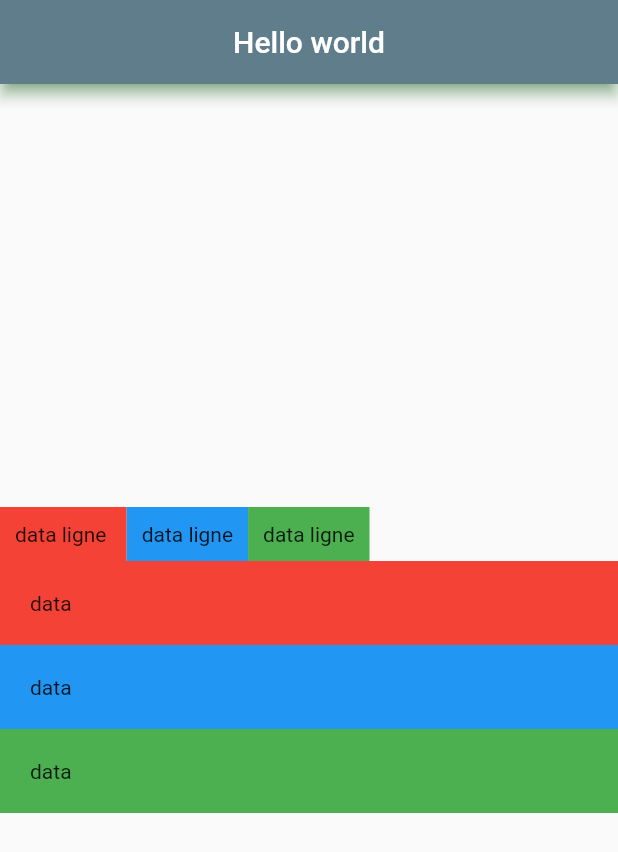
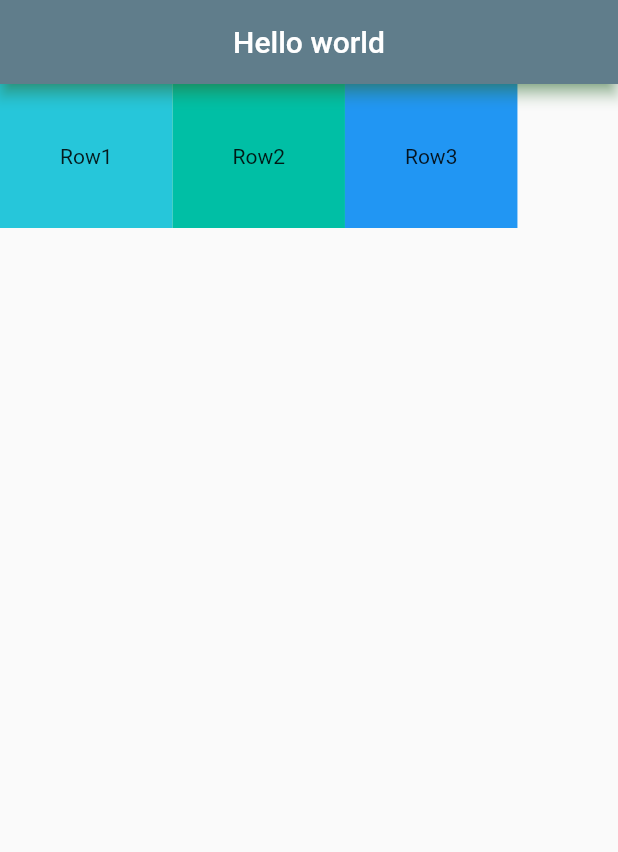
Before and after one commit to L-Paillet/projetFlutter, a Flutter app: the screen it shows after launch, on a phone screen of 412 x 824 dp. Shown: the top 852 px of the screen. Run offline on Flutter 3.47's test engine with Material 2 defaults, Android fonts, the phone set to English and light mode, and no system bars.

Commit message:
projet flutter

```diff
--- a/firstproject/lib/main.dart
+++ b/firstproject/lib/main.dart
@@ -35,44 +35,24 @@ class Home extends StatelessWidget {
             backgroundColor: Colors.blueGrey,
           ),
           body: Column(
-          mainAxisAlignment: MainAxisAlignment.center,
-            crossAxisAlignment: CrossAxisAlignment.stretch,
-            children: [
-                Row(
-                children: [
+            children: [Row(children: [
               Container(
-                      padding: const EdgeInsets.all(10),
-                      color: Colors.red,
-                      child: const Text('data ligne '),
+                padding: const EdgeInsets.all(40),
+                color: Colors.cyan[400],
+                child: const Text("Row1"),
               ),
               Container(
-                      padding: const EdgeInsets.all(10),
-                      color: Colors.blue,
-                      child: const Text('data ligne'),
+                padding: const EdgeInsets.all(40),
+                color: Colors.tealAccent[700],
+                child: const Text("Row2"),
               ),
               Container(
-                      padding: const EdgeInsets.all(10),
-                      color: Colors.green,
-                      child: const Text('data ligne'),
+                padding: const EdgeInsets.all(40),
+                color: Colors.blue,
+                child: const Text("Row3"),
               ),
-                ],
-                ),
-                Container(
-                  padding: const EdgeInsets.all(20),
-                  color: Colors.red,
-                  child: const Text('data'),
-                ),
-                Container(
-                  padding: const EdgeInsets.all(20),
-                  color: Colors.blue,
-                  child: const Text('data'),
-                ),
-                Container(
-                  padding: const EdgeInsets.all(20),
-                  color: Colors.green,
-                  child: const Text('data'),
-                ),
-                ],
+            ],)],
+
             ),
           )
         )
```
Lines whose indentation alone changed are shown as unchanged.
